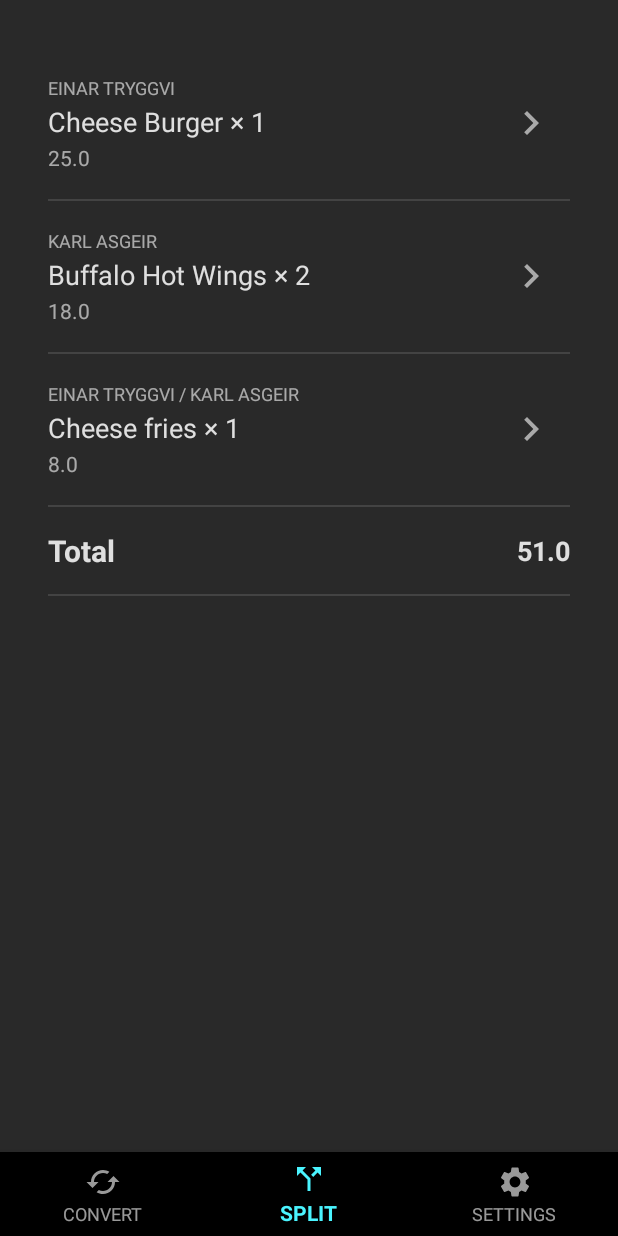
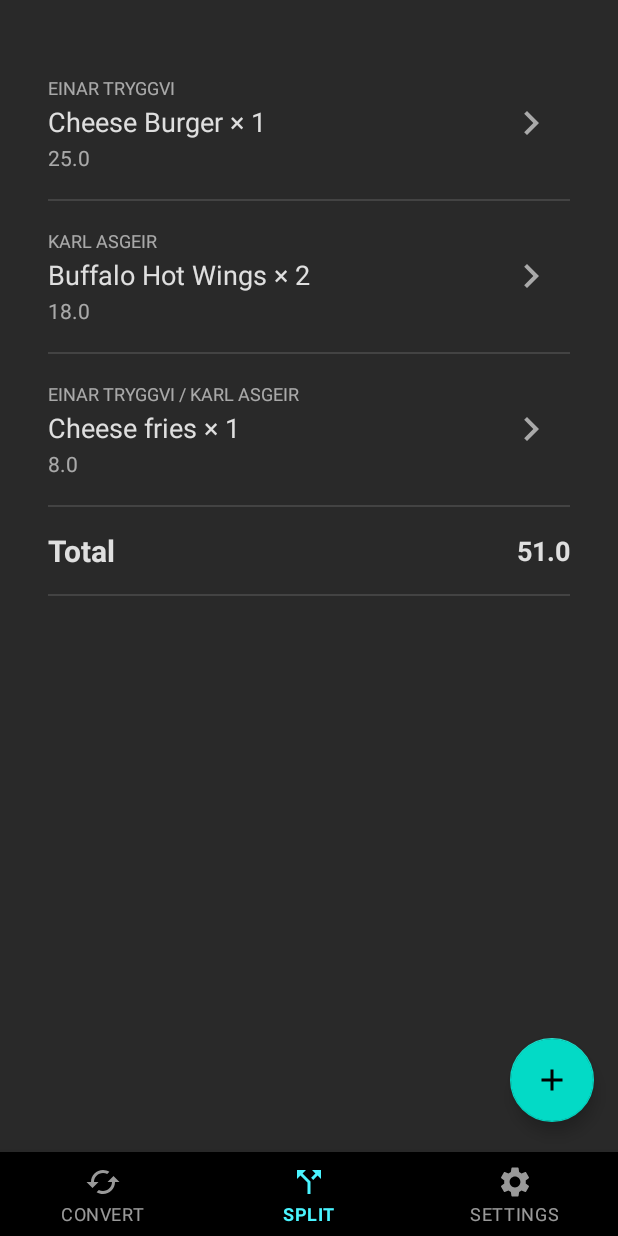
Before and after one commit to Travelcy/Travelcy, an Android app: the SplitFragment screen opened through its navigation route, on a phone screen of 412 x 824 dp. Run offline under Robolectric (Android 15) with nearby library versions, the phone set to English and light mode, and no system bars; our stand-ins replace navigation-ui.

Commit message:
Add FAB.

```diff
--- /dev/null
+++ b/app/src/main/res/drawable/ic_add_black_24dp.xml
@@ -0,0 +1,9 @@
+<vector xmlns:android="http://schemas.android.com/apk/res/android"
+    android:width="24dp"
+    android:height="24dp"
+    android:viewportWidth="24"
+    android:viewportHeight="24">
+  <path
+      android:pathData="M19,13h-6v6h-2v-6H5v-2h6V5h2v6h6v2z"
+      android:fillColor="#000000"/>
+</vector>
--- a/app/src/main/res/layout/fragment_split.xml
+++ b/app/src/main/res/layout/fragment_split.xml
@@ -1,10 +1,16 @@
 <?xml version="1.0" encoding="utf-8"?>
-<LinearLayout xmlns:android="http://schemas.android.com/apk/res/android"
+<androidx.coordinatorlayout.widget.CoordinatorLayout
+    xmlns:android="http://schemas.android.com/apk/res/android"
     xmlns:app="http://schemas.android.com/apk/res-auto"
     xmlns:tools="http://schemas.android.com/tools"
     android:layout_width="match_parent"
     android:layout_height="match_parent"
+    android:paddingBottom="60dp"
+    >
+    <LinearLayout
         tools:context=".ui.split.SplitFragment"
+        android:layout_width="match_parent"
+        android:layout_height="match_parent"
         android:orientation="vertical"
         android:padding="32dp"
         >
@@ -47,3 +53,13 @@
             android:layout_height="1dp"
             android:background="@color/colorSeparator" />
     </LinearLayout>
+
+    <com.google.android.material.floatingactionbutton.FloatingActionButton
+        android:id="@+id/floating_action_button"
+        android:layout_width="wrap_content"
+        android:layout_height="wrap_content"
+        android:layout_gravity="bottom|right"
+        android:layout_margin="16dp"
+        app:srcCompat="@drawable/ic_add_black_24dp"
+        tools:ignore="VectorDrawableCompat" />
+</androidx.coordinatorlayout.widget.CoordinatorLayout>
--- a/app/src/main/res/values/strings.xml
+++ b/app/src/main/res/values/strings.xml
@@ -4,4 +4,8 @@
     <string name="title_split">SPLIT</string>
     <string name="title_settings">SETTINGS</string>
     <string name="bill_total_amount">Total</string>
+    <string name="bill_item_description">Description</string>
+    <string name="bill_item_amount">Amount</string>
+    <string name="save">Save</string>
+    <string name="delete">delete</string>
 </resources>
--- a/app/src/main/res/values/styles.xml
+++ b/app/src/main/res/values/styles.xml
@@ -1,6 +1,6 @@
 <resources>
     <!-- Base application theme. -->
-    <style name="AppTheme" parent="Theme.AppCompat.Light.NoActionBar">
+    <style name="AppTheme" parent="Theme.MaterialComponents.NoActionBar">
         <!-- Customize your theme here. -->
         <item name="colorPrimary">@color/colorPrimary</item>
         <item name="colorPrimaryDark">@color/colorPrimaryDark</item>
```
Lines whose indentation alone changed are shown as unchanged.
